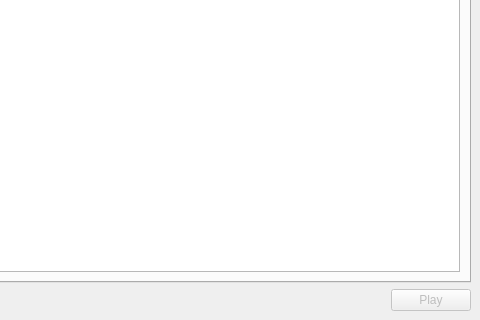
This is crd_gui_design.ui in jpfudger/chordproc as Qt 5 draws it before an edit; both pictures show x 518 to 998 and y 280 to 600 of the 998 by 600 pixel window. The edited form follows.
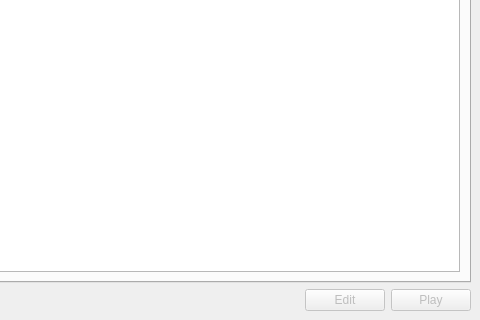
This is the edited form.

Commit message: Add 'Edit' button to jump to .crd file

```diff
--- a/crd_gui_design.ui
+++ b/crd_gui_design.ui
@@ -372,6 +372,16 @@
         </property>
        </spacer>
       </item>
+      <item>
+       <widget class="QPushButton" name="editButton">
+        <property name="enabled">
+         <bool>false</bool>
+        </property>
+        <property name="text">
+         <string>Edit</string>
+        </property>
+       </widget>
+      </item>
       <item>
        <widget class="QPushButton" name="playButton">
         <property name="enabled">
```
Left out of the diff: 17 changed lines with no effect on the pictures. The commit also changes 3 other files.
